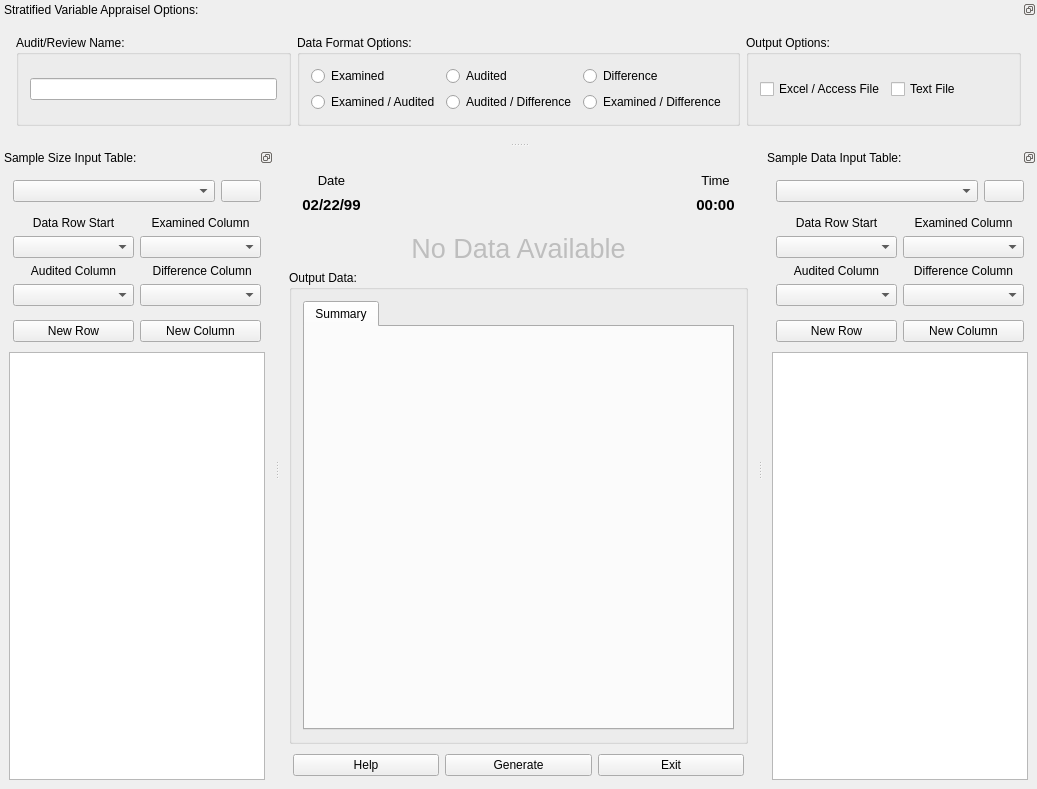
Before: the Qt Designer form products/RAT-STATS/rstats_modules/stratified_variable_appraisal/src/UIRStatsSVA.ui in cbtek/RStats2017, drawn with Qt 5.
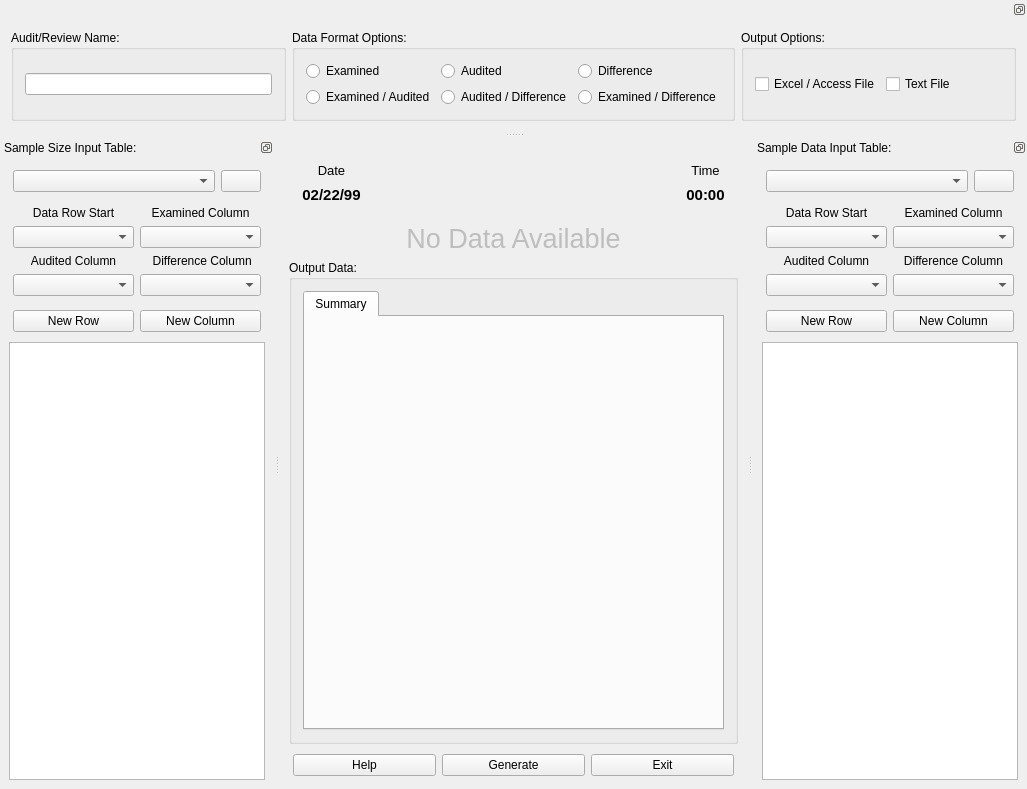
After: the same form once the commit is applied.

Commit message: Removed C++ 03x style header guard from Exception.hpp Added function to StringUtils for adding in thousands seperator when toString is called Updated the StringUtils unit test for the thousands seperator code Drastically changed the UI for SSRN; Put options at the top Reduced size of random number that gets generated for seed in SSRN Made ui changes to SVA and UAA also

What changed in the file:
```diff
--- a/products/RAT-STATS/rstats_modules/stratified_variable_appraisal/src/UIRStatsSVA.ui
+++ b/products/RAT-STATS/rstats_modules/stratified_variable_appraisal/src/UIRStatsSVA.ui
@@ -263,13 +263,28 @@
     <set>Qt::AllDockWidgetAreas</set>
    </property>
    <property name="windowTitle">
-    <string>Stratified Variable Appraisel Options:</string>
+    <string/>
    </property>
    <attribute name="dockWidgetArea">
     <number>4</number>
    </attribute>
    <widget class="QWidget" name="dockWidgetContents">
     <layout class="QVBoxLayout" name="verticalLayout_3">
+     <property name="spacing">
+      <number>6</number>
+     </property>
+     <property name="leftMargin">
+      <number>4</number>
+     </property>
+     <property name="topMargin">
+      <number>4</number>
+     </property>
+     <property name="rightMargin">
+      <number>4</number>
+     </property>
+     <property name="bottomMargin">
+      <number>4</number>
+     </property>
      <item>
       <widget class="QFrame" name="">
        <property name="sizePolicy">
```
Left out of the diff: 2 changed lines with no effect on the pictures. The commit also changes 14 other files.
